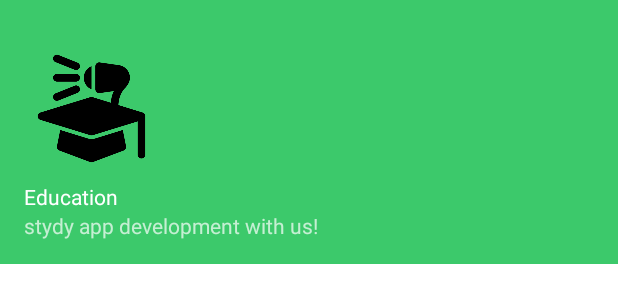
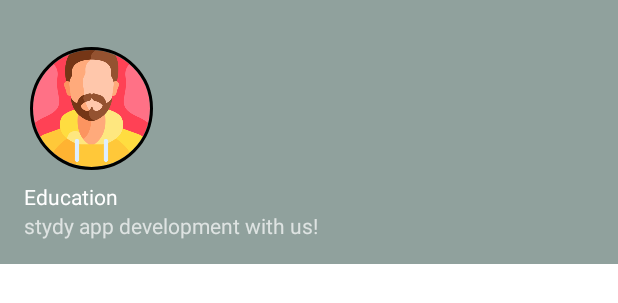
Before and after one commit to ShivangiTiwari10/NavigationDrawer, an Android app: the layout nav_header_main.xml on its own in the app's theme, with its tools: preview values and no code run, on a phone screen of 412 x 824 dp. Shown: the top 303 px of the screen. Run offline under Robolectric (Android 15) with nearby library versions, the phone set to English and light mode, and no system bars.

Commit message:
style: add images

```diff
--- /dev/null
+++ b/app/src/main/res/drawable/ic_baseline_person_24.xml
@@ -0,0 +1,5 @@
+<vector android:height="24dp" android:tint="#000000"
+    android:viewportHeight="24" android:viewportWidth="24"
+    android:width="24dp" xmlns:android="http://schemas.android.com/apk/res/android">
+    <path android:fillColor="@android:color/white" android:pathData="M12,12c2.21,0 4,-1.79 4,-4s-1.79,-4 -4,-4 -4,1.79 -4,4 1.79,4 4,4zM12,14c-2.67,0 -8,1.34 -8,4v2h16v-2c0,-2.66 -5.33,-4 -8,-4z"/>
+</vector>
--- /dev/null
+++ b/app/src/main/res/drawable/ic_outline_list_alt_24.xml
@@ -0,0 +1,5 @@
+<vector android:autoMirrored="true" android:height="24dp"
+    android:tint="#000000" android:viewportHeight="24"
+    android:viewportWidth="24" android:width="24dp" xmlns:android="http://schemas.android.com/apk/res/android">
+    <path android:fillColor="@android:color/white" android:pathData="M11,7h6v2h-6zM11,11h6v2h-6zM11,15h6v2h-6zM7,7h2v2L7,9zM7,11h2v2L7,13zM7,15h2v2L7,17zM20.1,3L3.9,3c-0.5,0 -0.9,0.4 -0.9,0.9v16.2c0,0.4 0.4,0.9 0.9,0.9h16.2c0.4,0 0.9,-0.5 0.9,-0.9L21,3.9c0,-0.5 -0.5,-0.9 -0.9,-0.9zM19,19L5,19L5,5h14v14z"/>
+</vector>
--- a/app/src/main/res/layout/nav_header_main.xml
+++ b/app/src/main/res/layout/nav_header_main.xml
@@ -4,7 +4,7 @@
     android:layout_height="@dimen/nav_header_height"
     android:background="@drawable/side_nav_bar"
     android:gravity="bottom"
-    android:backgroundTint="#3CC96B"
+    android:backgroundTint="#90A19D"
     android:orientation="vertical"
     android:paddingLeft="@dimen/activity_horizontal_margin"
     android:paddingTop="@dimen/activity_vertical_margin"
@@ -12,13 +12,16 @@
     android:paddingBottom="@dimen/activity_vertical_margin"
     android:theme="@style/ThemeOverlay.AppCompat.Dark">
 
-    <ImageView
-        android:id="@+id/imageView"
+    <de.hdodenhof.circleimageview.CircleImageView
+        xmlns:app="http://schemas.android.com/apk/res-auto"
+        android:id="@+id/profile_image"
         android:layout_width="90dp"
         android:layout_height="90dp"
-        android:contentDescription="@string/nav_header_desc"
-        android:paddingTop="@dimen/nav_header_vertical_spacing"
-        android:src="@drawable/broadcasting" />
+        android:src="@drawable/man"
+        app:civ_border_width="2dp"
+        android:paddingTop="8dp"
+        app:civ_border_color="#FF000000"/>
+
 
     <TextView
         android:layout_width="match_parent"
--- a/app/src/main/res/values/themes.xml
+++ b/app/src/main/res/values/themes.xml
@@ -2,7 +2,7 @@
     <!-- Base application theme. -->
     <style name="Theme.NavigationDrawer" parent="Theme.MaterialComponents.DayNight.DarkActionBar">
         <!-- Primary brand color. -->
-        <item name="colorPrimary">#3CC96B</item>
+        <item name="colorPrimary">#90A19D</item>
         <item name="colorPrimaryVariant">#3CC96B</item>
         <item name="colorOnPrimary">@color/white</item>
         <!-- Secondary brand color. -->
```
Also changed, not shown: app/src/main/res/drawable-v24/man.png (added).
